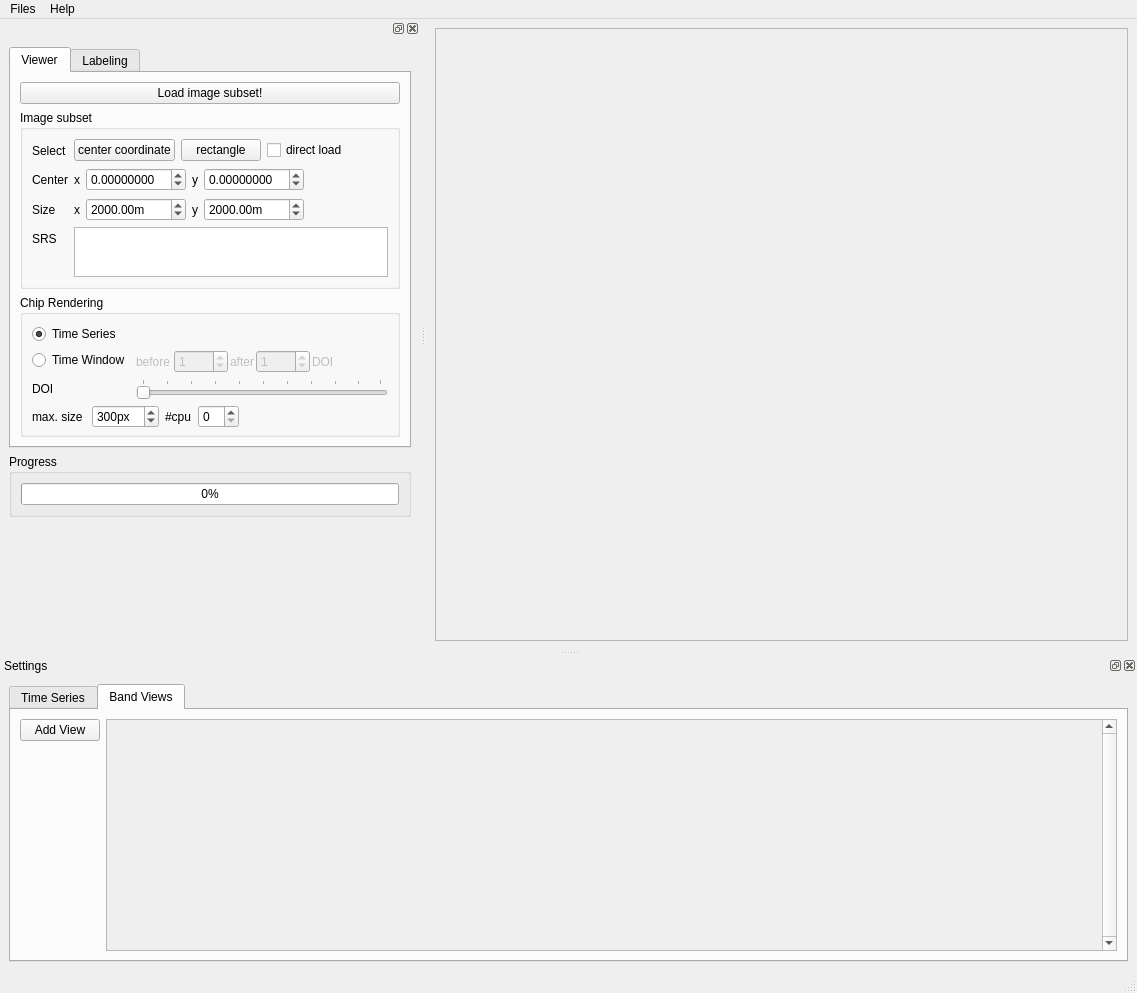
Before: the Qt Designer form timeseriesviewer/ui/timseriesviewer.ui in jakimowb/eo-time-series-viewer, drawn with Qt 5.
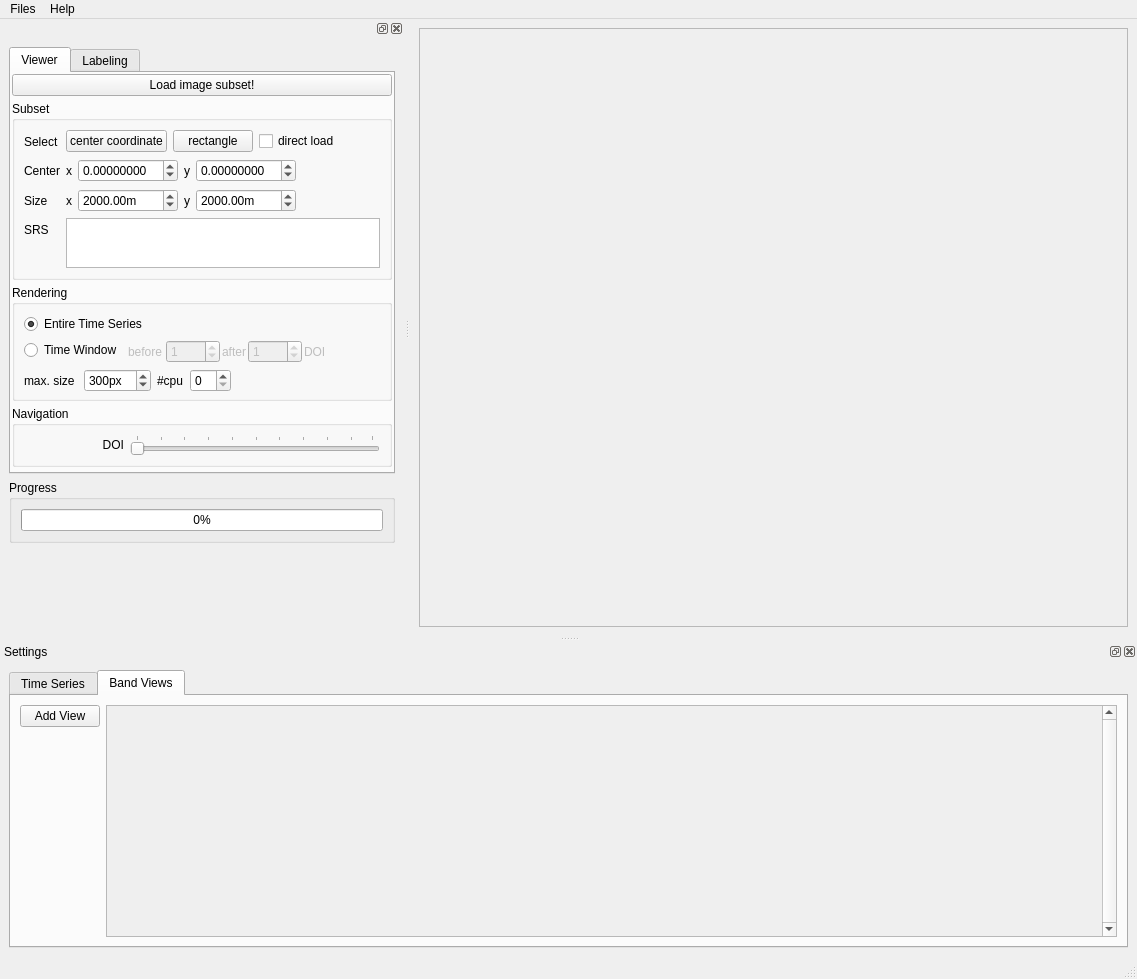
After: the same form once the commit is applied. Icons and pictures are not drawn.

Diff of the .ui file:
```diff
--- a/timeseriesviewer/ui/timseriesviewer.ui
+++ b/timeseriesviewer/ui/timseriesviewer.ui
@@ -7,7 +7,7 @@
     <x>0</x>
     <y>0</y>
     <width>1137</width>
-    <height>993</height>
+    <height>979</height>
    </rect>
   </property>
   <property name="windowTitle">
@@ -288,6 +288,21 @@
          <string>Viewer</string>
         </attribute>
         <layout class="QVBoxLayout" name="verticalLayout_9">
+         <property name="spacing">
+          <number>5</number>
+         </property>
+         <property name="leftMargin">
+          <number>1</number>
+         </property>
+         <property name="topMargin">
+          <number>1</number>
+         </property>
+         <property name="rightMargin">
+          <number>1</number>
+         </property>
+         <property name="bottomMargin">
+          <number>5</number>
+         </property>
          <item>
           <widget class="QPushButton" name="btn_showPxCoordinate">
            <property name="toolTip">
@@ -310,7 +325,7 @@
             </size>
            </property>
            <property name="title">
-            <string>Image subset</string>
+            <string>Subset</string>
            </property>
            <layout class="QFormLayout" name="formLayout_3">
             <property name="fieldGrowthPolicy">
@@ -629,7 +644,7 @@
             </size>
            </property>
            <property name="title">
-            <string>Chip Rendering</string>
+            <string>Rendering</string>
            </property>
            <layout class="QFormLayout" name="formLayout">
             <property name="fieldGrowthPolicy">
@@ -641,7 +656,7 @@
             <item row="0" column="0" colspan="2">
              <widget class="QRadioButton" name="rb_showEntireTS">
               <property name="text">
-               <string>Time Series</string>
+               <string>Entire Time Series</string>
               </property>
               <property name="checked">
                <bool>true</bool>
@@ -760,24 +775,7 @@
               </layout>
              </widget>
             </item>
-            <item row="3" column="0">
-             <widget class="QLabel" name="labelDOI">
-              <property name="text">
-               <string>DOI</string>
-              </property>
-             </widget>
-            </item>
-            <item row="3" column="1">
-             <widget class="QSlider" name="sliderDOI">
-              <property name="orientation">
-               <enum>Qt::Horizontal</enum>
-              </property>
-              <property name="tickPosition">
-               <enum>QSlider::TicksAbove</enum>
-              </property>
-             </widget>
-            </item>
-            <item row="4" column="0" colspan="2">
+            <item row="3" column="0" colspan="2">
              <widget class="QFrame" name="frame_5">
               <property name="frameShape">
                <enum>QFrame::NoFrame</enum>
@@ -857,6 +855,47 @@
            </layout>
           </widget>
          </item>
+         <item>
+          <widget class="QGroupBox" name="groupBox_2">
+           <property name="minimumSize">
+            <size>
+             <width>0</width>
+             <height>50</height>
+            </size>
+           </property>
+           <property name="title">
+            <string>Navigation</string>
+           </property>
+           <layout class="QHBoxLayout" name="horizontalLayout_10">
+            <item>
+             <widget class="QLabel" name="labelDOI">
+              <property name="minimumSize">
+               <size>
+                <width>100</width>
+                <height>0</height>
+               </size>
+              </property>
+              <property name="text">
+               <string>DOI</string>
+              </property>
+              <property name="alignment">
+               <set>Qt::AlignRight|Qt::AlignTrailing|Qt::AlignVCenter</set>
+              </property>
+             </widget>
+            </item>
+            <item>
+             <widget class="QSlider" name="sliderDOI">
+              <property name="orientation">
+               <enum>Qt::Horizontal</enum>
+              </property>
+              <property name="tickPosition">
+               <enum>QSlider::TicksAbove</enum>
+              </property>
+             </widget>
+            </item>
+           </layout>
+          </widget>
+         </item>
         </layout>
        </widget>
        <widget class="QWidget" name="tab_4">
```
Left out of the diff: 2 changed lines with no effect on the pictures.
